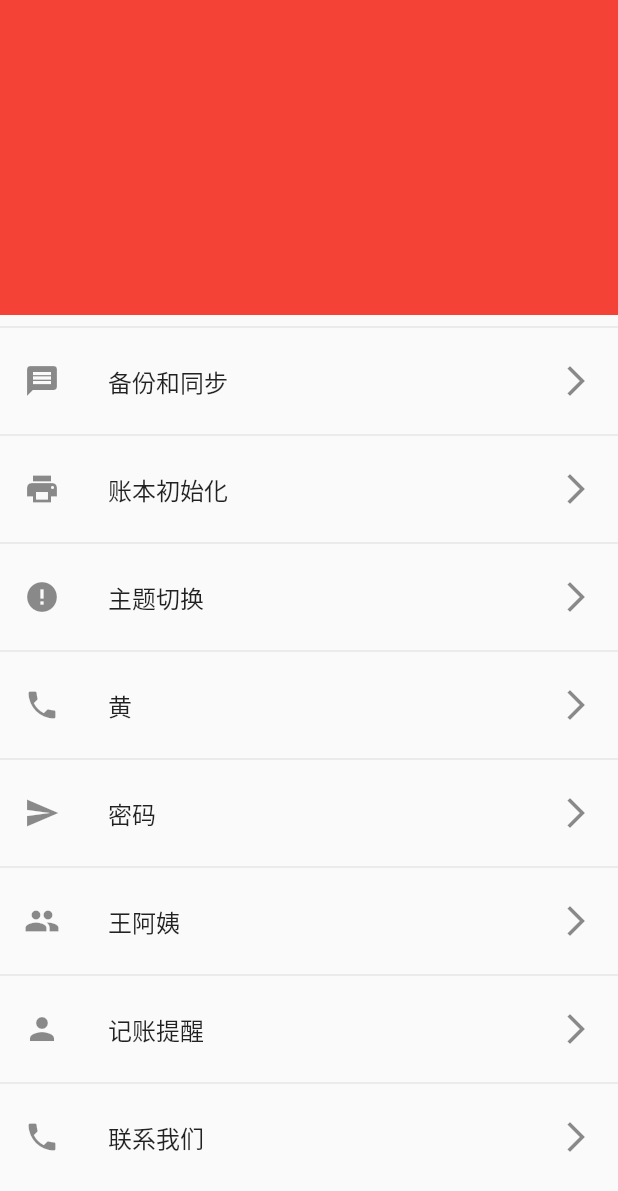
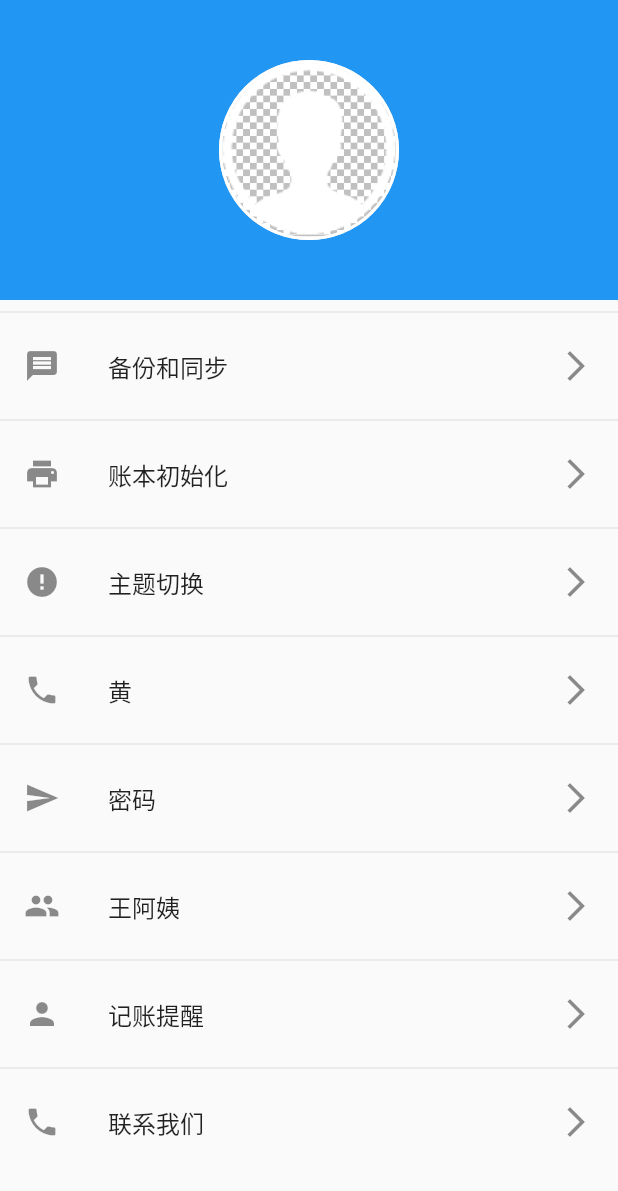
Before and after one commit to classLib/flutter_bookkeeping, a Flutter app: the ProfilePage screen opened directly, on a phone screen of 412 x 824 dp. Shown: the top 1191 px of the screen. Run offline on Flutter 3.47's test engine with Material 2 defaults, Android fonts, the phone set to English and light mode, and no system bars.

Commit message:
ProfilePage UI

```diff
--- a/lib/page/profilePages/profile_page.dart
+++ b/lib/page/profilePages/profile_page.dart
@@ -8,6 +8,9 @@ class Profile extends StatelessWidget {
   @override
   Widget build(BuildContext context) {
     return MaterialApp(
+      theme: ThemeData(
+        primaryColor: Colors.blue
+      ),
       home: ProfilePage(),
     );
   }
@@ -40,7 +43,9 @@ class _ProfilePageState extends State<ProfilePage> {
     Icons.phone,
   ];
   //点击事件
-  onListTileTap() {}
+  onListTileTap() {
+    // return InkWell();
+  }
 
   @override
   Widget build(BuildContext context) {
@@ -54,8 +59,30 @@ class _ProfilePageState extends State<ProfilePage> {
         //头像处
         if (index == 0) {
           return Container(
-            height: 210.0,
-            color: Colors.red,
+            color: Theme.of(context).primaryColor,
+            height: 200.0,
+            child: Center(
+              child: Column(
+                mainAxisAlignment: MainAxisAlignment.center,//头像居中
+                children: <Widget>[
+                  Container(
+                    width: 120.0,
+                    height: 120.0,
+                    decoration: BoxDecoration(
+                        shape: BoxShape.circle,
+                        border: Border.all(
+                          color: Colors.white,
+                          width: 2.0,
+                        ),
+                        image: DecorationImage(
+                          image:
+                          AssetImage('assets/user.png'),
+                          fit: BoxFit.cover,
+                        )),
+                  )
+                ],
+              ),
+            ),
           );
         }
 
--- a/pubspec.yaml
+++ b/pubspec.yaml
@@ -45,7 +45,8 @@ flutter:
   uses-material-design: true
 
   # To add assets to your application, add an assets section, like this:
-  # assets:
+  assets:
+    - assets/
   #   - images/a_dot_burr.jpeg
   #   - images/a_dot_ham.jpeg
 
```
Also changed, not shown: assets/user.png (added).
